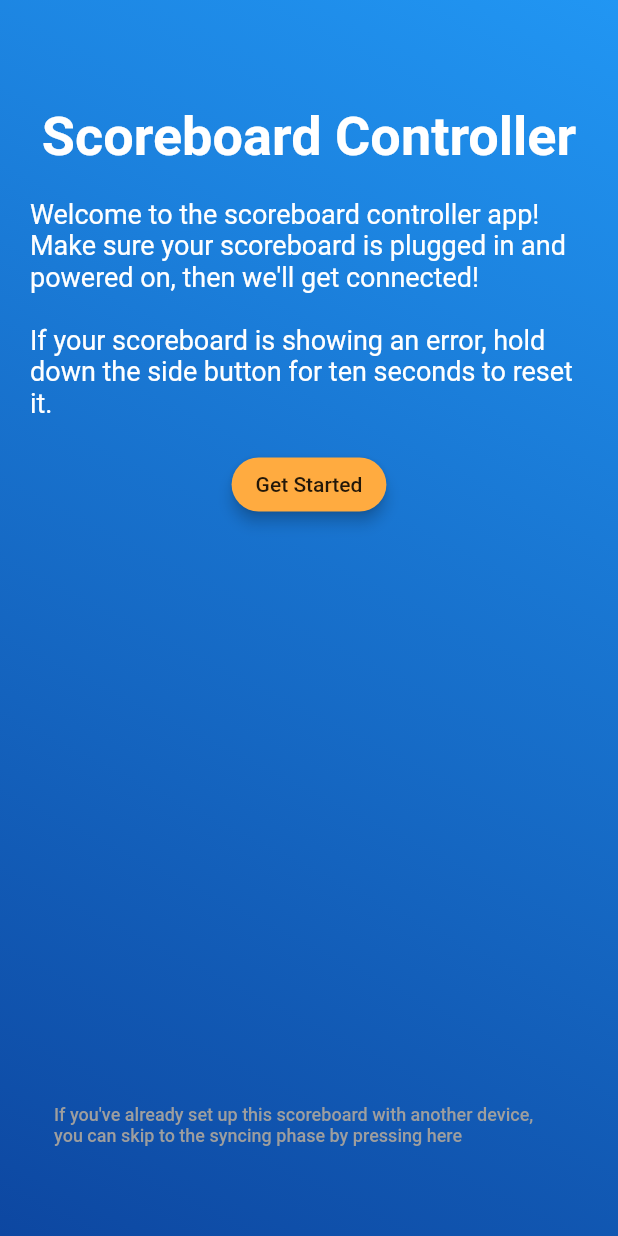
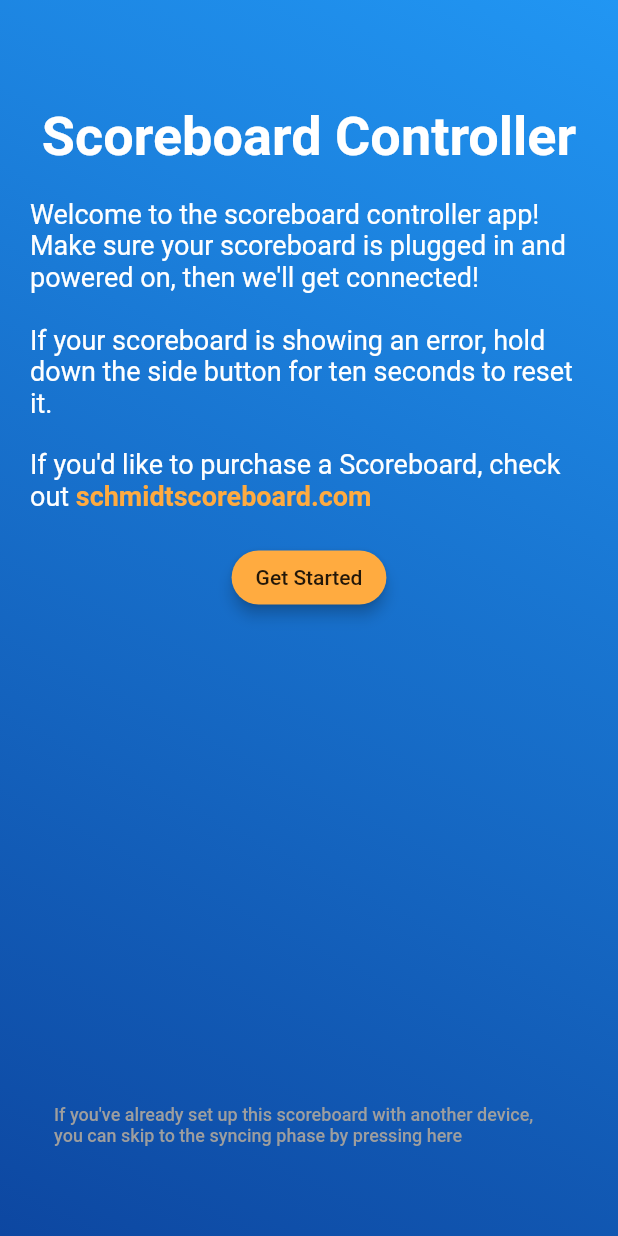
Before and after one commit to SchmidtScoreboard/ScoreboardApp, a Flutter app: the screen it shows after launch, on a phone screen of 412 x 824 dp. Run offline on Flutter 3.47's test engine with Material 2 defaults, Android fonts, the phone set to English and light mode, and no system bars; our stand-ins replace badges, convert, flutter_slidable, font_awesome_flutter, shared_preferences; missing offline and left inert: app_settings, flutter_picker.

Commit message:
Add app link

```diff
--- a/lib/onboarding.dart
+++ b/lib/onboarding.dart
@@ -1,6 +1,8 @@
 import 'package:flutter/material.dart';
 import 'dart:async';
 import 'models.dart';
+import 'package:flutter/gestures.dart';
+import 'package:url_launcher/url_launcher.dart';
 import 'package:flutter/services.dart';
 import 'package:app_settings/app_settings.dart';
 
@@ -172,6 +174,27 @@ class SplashScreenState extends OnboardingScreenState {
           getOnboardTitle("Scoreboard Controller"),
           getOnboardInstruction(
               "Welcome to the scoreboard controller app! Make sure your scoreboard is plugged in and powered on, then we'll get connected!\n\nIf your scoreboard is showing an error, hold down the side button for ten seconds to reset it."),
+          RichText(
+            text: TextSpan(
+              children: [
+                TextSpan(
+                  text: "If you'd like to purchase a Scoreboard, check out ",
+                  style: TextStyle(fontSize: 18, color: Colors.white),
+                ),
+                TextSpan(
+                  text: "schmidtscoreboard.com",
+                  style: TextStyle(
+                      fontSize: 18,
+                      color: Colors.orangeAccent,
+                      fontWeight: FontWeight.bold),
+                  recognizer: TapGestureRecognizer()
+                    ..onTap = () {
+                      launch("http://schmidtscoreboard.com");
+                    },
+                ),
+              ],
+            ),
+          ),
           getOnboardButton(
               context, "Get Started", ConnectToHotspotScreen(), callback),
         ],
--- a/pubspec.yaml
+++ b/pubspec.yaml
@@ -29,6 +29,7 @@ dependencies:
   badges: ^1.1.0
   toast: ^0.1.5
   app_settings: 3.0.0+1
+  url_launcher: ^5.4.2
   convert:
 
 
```
Also changed, not shown: pubspec.lock, 3 other files.
